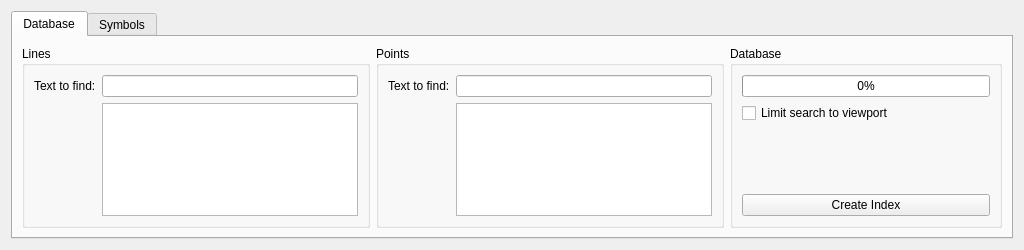
First picture: the form in src/IMapSearchWidget.ui, repository ntruchsess/QLandkarteGT, before the edit.
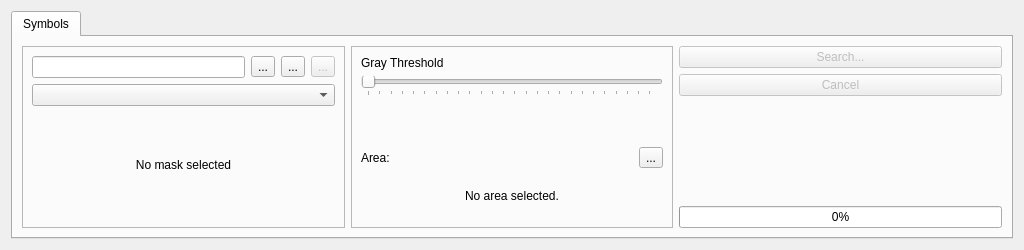
Second picture: the form after the edit.

What changed in the file:
```diff
--- a/src/IMapSearchWidget.ui
+++ b/src/IMapSearchWidget.ui
@@ -30,114 +30,8 @@
      <property name="currentIndex" >
       <number>0</number>
      </property>
-     <widget class="QWidget" name="lines" >
-      <attribute name="title" >
-       <string>Database</string>
-      </attribute>
-      <layout class="QHBoxLayout" name="horizontalLayout" >
-       <item>
-        <widget class="QGroupBox" name="groupLines" >
-         <property name="title" >
-          <string>Lines</string>
-         </property>
-         <layout class="QGridLayout" name="gridLayout" >
-          <item row="0" column="0" >
-           <widget class="QLabel" name="label_3" >
-            <property name="text" >
-             <string>Text to find:</string>
-            </property>
-           </widget>
-          </item>
-          <item row="1" column="1" >
-           <widget class="QListWidget" name="listResultLines" >
-            <property name="selectionMode" >
-             <enum>QAbstractItemView::ExtendedSelection</enum>
-            </property>
-           </widget>
-          </item>
-          <item row="0" column="1" >
-           <widget class="QLineEdit" name="lineTextToFindLines" />
-          </item>
-         </layout>
-        </widget>
-       </item>
-       <item>
-        <widget class="QGroupBox" name="groupPoints" >
-         <property name="title" >
-          <string>Points</string>
-         </property>
-         <layout class="QGridLayout" name="gridLayout_2" >
-          <item row="0" column="0" >
-           <widget class="QLabel" name="label_4" >
-            <property name="text" >
-             <string>Text to find:</string>
-            </property>
-           </widget>
-          </item>
-          <item row="0" column="1" >
-           <widget class="QLineEdit" name="lineTextToFindPoints" >
-            <property name="enabled" >
-             <bool>true</bool>
-            </property>
-           </widget>
-          </item>
-          <item row="1" column="1" >
-           <widget class="QListWidget" name="listResultPoints" >
-            <property name="selectionMode" >
-             <enum>QAbstractItemView::ExtendedSelection</enum>
-            </property>
-           </widget>
-          </item>
-         </layout>
-        </widget>
-       </item>
-       <item>
-        <widget class="QGroupBox" name="groupBox_3" >
-         <property name="title" >
-          <string>Database</string>
-         </property>
-         <layout class="QVBoxLayout" name="verticalLayout_3" >
-          <item>
-           <widget class="QProgressBar" name="progressBar2" >
-            <property name="value" >
-             <number>0</number>
-            </property>
-           </widget>
-          </item>
-          <item>
-           <widget class="QCheckBox" name="checkSearchViewport" >
-            <property name="text" >
-             <string>Limit search to viewport</string>
-            </property>
-           </widget>
-          </item>
-          <item>
-           <widget class="QLabel" name="labelProgress2" >
-            <property name="text" >
-             <string/>
-            </property>
-            <property name="wordWrap" >
-             <bool>true</bool>
-            </property>
-           </widget>
-          </item>
-          <item>
-           <widget class="QPushButton" name="pushCreateIndex" >
-            <property name="enabled" >
-             <bool>true</bool>
-            </property>
-            <property name="text" >
-             <string>Create Index</string>
-            </property>
-           </widget>
-          </item>
-         </layout>
-        </widget>
-       </item>
-      </layout>
-     </widget>
-     <widget class="QWidget" name="symbols" >
-      <attribute name="title" >
+     <widget class="QWidget" name="symbols">
+      <attribute name="title">
        <string>Symbols</string>
       </attribute>
       <layout class="QVBoxLayout" name="verticalLayout_2" >
```
Left out of the diff: 153 changed lines with no effect on the pictures.
